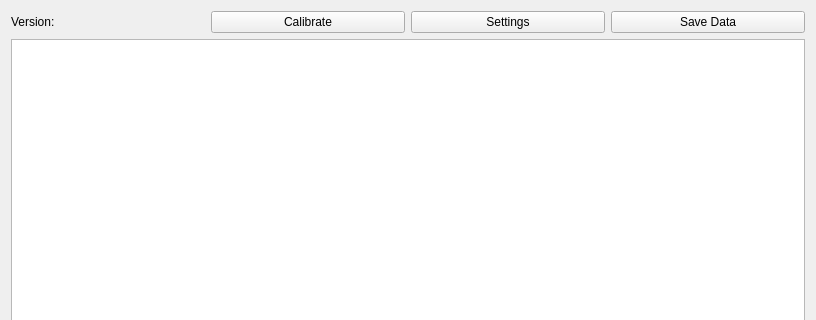
Before: the Qt Designer form mainwindow.ui in chriskonstad/thumbarea, drawn with Qt 5; both pictures show x 0 to 816 and y 0 to 320 of the 816 by 597 pixel window.
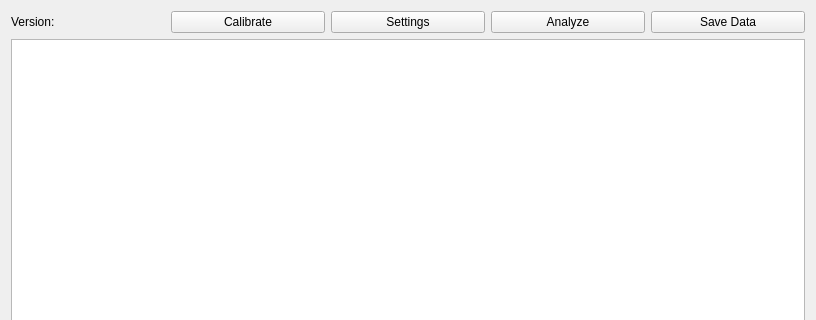
After: the same form once the commit is applied.

Commit message: Lines are drawn to indicate the sector of the ROM "Analyze" button added to separate data analysis from saving data

Patch:
```diff
--- a/mainwindow.ui
+++ b/mainwindow.ui
@@ -38,6 +38,13 @@
         </property>
        </widget>
       </item>
+      <item>
+       <widget class="QPushButton" name="pbAnalyze">
+        <property name="text">
+         <string>Analyze</string>
+        </property>
+       </widget>
+      </item>
       <item>
        <widget class="QPushButton" name="pbSaveData">
         <property name="text">
```
The commit also changes 4 other files.
